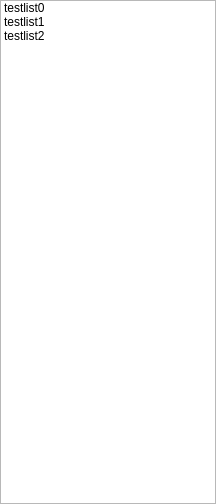
First picture: the form in playerdemo/playlist.ui, repository itisyang/playerdemo, before the edit.
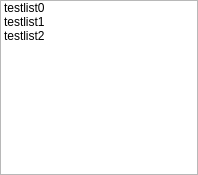
Second picture: the form after the edit.

```diff
--- a/playerdemo/playlist.ui
+++ b/playerdemo/playlist.ui
@@ -6,8 +6,8 @@
    <rect>
     <x>0</x>
     <y>0</y>
-    <width>216</width>
-    <height>504</height>
+    <width>198</width>
+    <height>175</height>
    </rect>
   </property>
   <property name="windowTitle">
```
